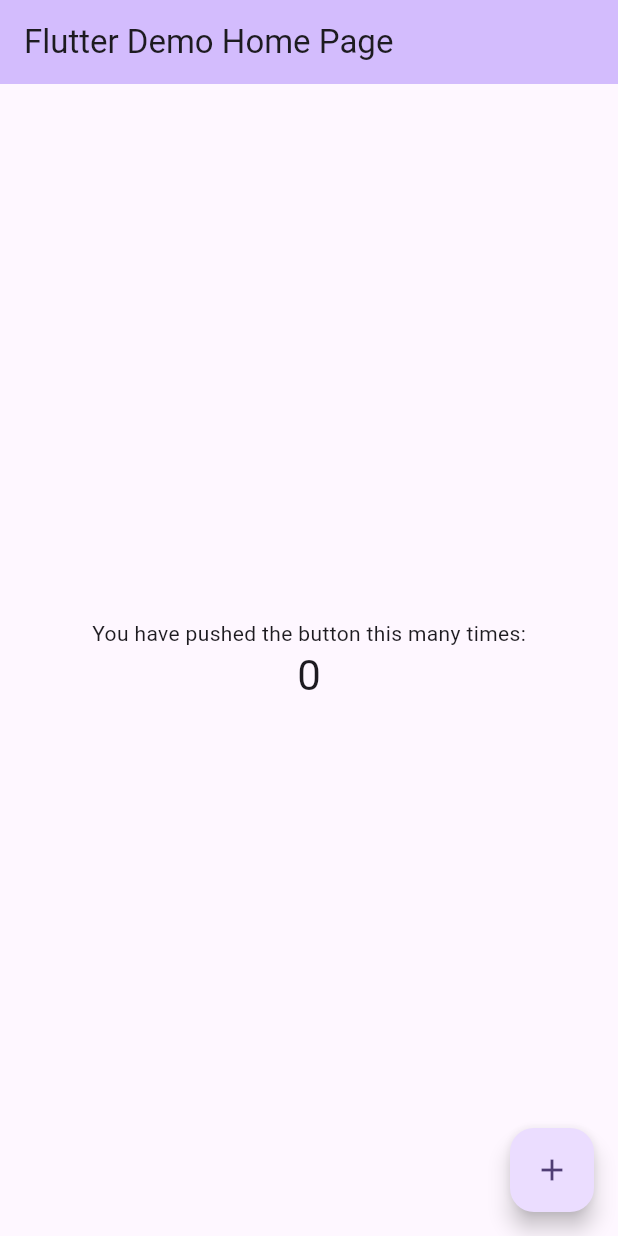
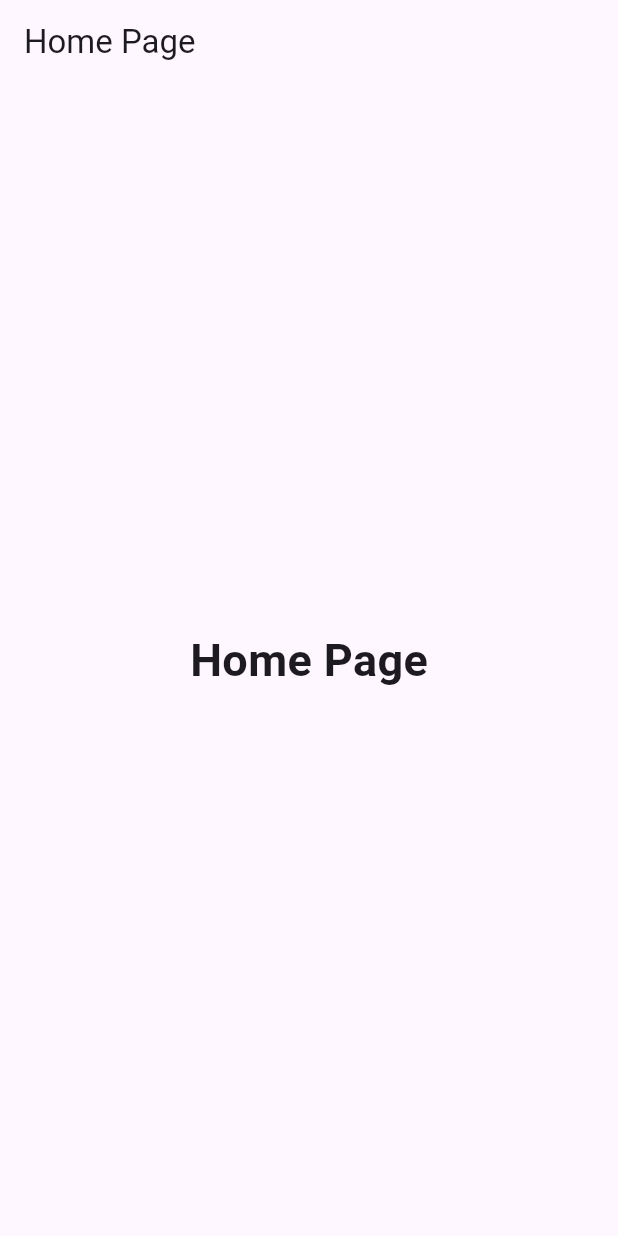
Before and after one commit to swcportfolio/e_commerce_app, a Flutter app: the screen it shows after launch, on a phone screen of 412 x 824 dp. Run offline on Flutter 3.47's test engine with Material 3 defaults, Android fonts, the phone set to English and light mode, and no system bars; our stand-ins replace flutter_svg, go_router.

Commit message:
[추기] Splash 화면 구현

```diff
--- a/lib/main.dart
+++ b/lib/main.dart
@@ -1,4 +1,6 @@
 import 'package:flutter/material.dart';
+
+import 'presentation/routes/routes.dart';
 
 void main() {
   runApp(const MyApp());
@@ -7,99 +9,10 @@ void main() {
 class MyApp extends StatelessWidget {
   const MyApp({super.key});
 
-  // This widget is the root of your application.
   @override
   Widget build(BuildContext context) {
-    return MaterialApp(
-      home: const MyHomePage(title: 'Flutter Demo Home Page'),
-      title: 'Flutter Demo',
-      theme: ThemeData(
-        useMaterial3: true,
-        colorScheme: ColorScheme.fromSeed(seedColor: Colors.deepPurple),
-      ),
+    return MaterialApp.router(
+      routerConfig: router,
     );
   }
 }
-
-class MyHomePage extends StatefulWidget {
-  const MyHomePage({super.key, required this.title});
-
-  // This widget is the home page of your application. It is stateful, meaning
-  // that it has a State object (defined below) that contains fields that affect
-  // how it looks.
-
-  // This class is the configuration for the state. It holds the values (in this
-  // case the title) provided by the parent (in this case the App widget) and
-  // used by the build method of the State. Fields in a Widget subclass are
-  // always marked "final".
-
-  final String title;
-
-  @override
-  State<MyHomePage> createState() => _MyHomePageState();
-}
-
-class _MyHomePageState extends State<MyHomePage> {
-  int _counter = 0;
-
-  void _incrementCounter() {
-    setState(() {
-      // This call to setState tells the Flutter framework that something has
-      // changed in this State, which causes it to rerun the build method below
-      // so that the display can reflect the updated values. If we changed
-      // _counter without calling setState(), then the build method would not be
-      // called again, and so nothing would appear to happen.
-      _counter++;
-    });
-  }
-
-  @override
-  Widget build(BuildContext context) {
-    // This method is rerun every time setState is called, for instance as done
-    // by the _incrementCounter method above.
-    //
-    // The Flutter framework has been optimized to make rerunning build methods
-    // fast, so that you can just rebuild anything that needs updating rather
-    // than having to individually change instances of widgets.
-    return Scaffold(
-      appBar: AppBar(
-        title: Text(widget.title),
-        backgroundColor: Theme.of(context).colorScheme.inversePrimary,
-      ),
-      body: Center(
-        // Center is a layout widget. It takes a single child and positions it
-        // in the middle of the parent.
-        child: Column(
-          // Column is also a layout widget. It takes a list of children and
-          // arranges them vertically. By default, it sizes itself to fit its
-          // children horizontally, and tries to be as tall as its parent.
-          //
-          // Column has various properties to control how it sizes itself and
-          // how it positions its children. Here we use mainAxisAlignment to
-          // center the children vertically; the main axis here is the vertical
-          // axis because Columns are vertical (the cross axis would be
-          // horizontal).
-          //
-          // TRY THIS: Invoke "debug painting" (choose the "Toggle Debug Paint"
-          // action in the IDE, or press "p" in the console), to see the
-          // wireframe for each widget.
-          mainAxisAlignment: MainAxisAlignment.center,
-          children: <Widget>[
-            const Text(
-              'You have pushed the button this many times:',
-            ),
-            Text(
-              '$_counter',
-              style: Theme.of(context).textTheme.headlineMedium,
-            ),
-          ],
-        ),
-      ),
-      floatingActionButton: FloatingActionButton(
-        child: const Icon(Icons.add),
-        tooltip: 'Increment',
-        onPressed: _incrementCounter,
-      ), // This trailing comma makes auto-formatting nicer for build methods.
-    );
-  }
-}
--- a/lib/presentation/pages/home/home_page.dart
+++ b/lib/presentation/pages/home/home_page.dart
@@ -0,0 +1,26 @@
+import 'package:flutter/material.dart';
+import 'package:go_router/go_router.dart';
+
+import '../../routes/route_path.dart';
+
+class HomePage extends StatelessWidget {
+  const HomePage({super.key});
+
+  @override
+  Widget build(BuildContext context) {
+    return Scaffold(
+      appBar: AppBar(
+        title: const Text('Home Page'),
+      ),
+      body: Center(
+        child: Text(
+          'Home Page',
+          style: TextStyle(
+            fontSize: 30,
+            fontWeight: FontWeight.bold,
+          ),
+        ),
+      ),
+    );
+  }
+}
--- /dev/null
+++ b/lib/presentation/pages/splash/splash_page.dart
@@ -0,0 +1,36 @@
+import 'dart:async';
+
+import 'package:flutter/material.dart';
+import 'package:flutter_svg/flutter_svg.dart';
+import 'package:go_router/go_router.dart';
+
+import '../../routes/route_path.dart';
+
+/// TODO: bloc 로그인 기능
+class SplashPage extends StatefulWidget {
+  const SplashPage({super.key});
+
+  @override
+  State<SplashPage> createState() => _SplashPageState();
+}
+
+class _SplashPageState extends State<SplashPage> {
+
+  @override
+  void initState() {
+    super.initState();
+    Timer(const Duration(seconds: 2), () {
+      context.go(RoutePath.home);
+    });
+  }
+
+
+  @override
+  Widget build(BuildContext context) {
+    return Scaffold(
+      body: Center(child: SvgPicture.asset('assets/svg/main_logo.svg')),
+      /// TODO: 하드 코딩된 백그라운드 컬러 수정 필요
+      backgroundColor: Color(0xFF5F0080),
+    );
+  }
+}
--- /dev/null
+++ b/lib/presentation/routes/route_path.dart
@@ -0,0 +1,6 @@
+
+class RoutePath{
+  static const String home = '/home';
+
+  static const String splash = '/splash';
+}
--- a/lib/presentation/routes/routes.dart
+++ b/lib/presentation/routes/routes.dart
@@ -0,0 +1,21 @@
+import 'package:go_router/go_router.dart';
+
+import '../pages/home/home_page.dart';
+import '../pages/splash/splash_page.dart';
+import 'route_path.dart';
+
+final GoRouter router = GoRouter(
+  routes: [
+    GoRoute(
+      path: RoutePath.splash,
+      name: 'splash',
+      builder: (context, state) => SplashPage(),
+    ),
+    GoRoute(
+      path: RoutePath.home,
+      name: 'home',
+      builder: (context, state) => HomePage(),
+    ),
+  ],
+  initialLocation: '/splash',
+);
```
Also changed, not shown: pubspec.yaml (+7 -3 lines), pubspec.lock.
